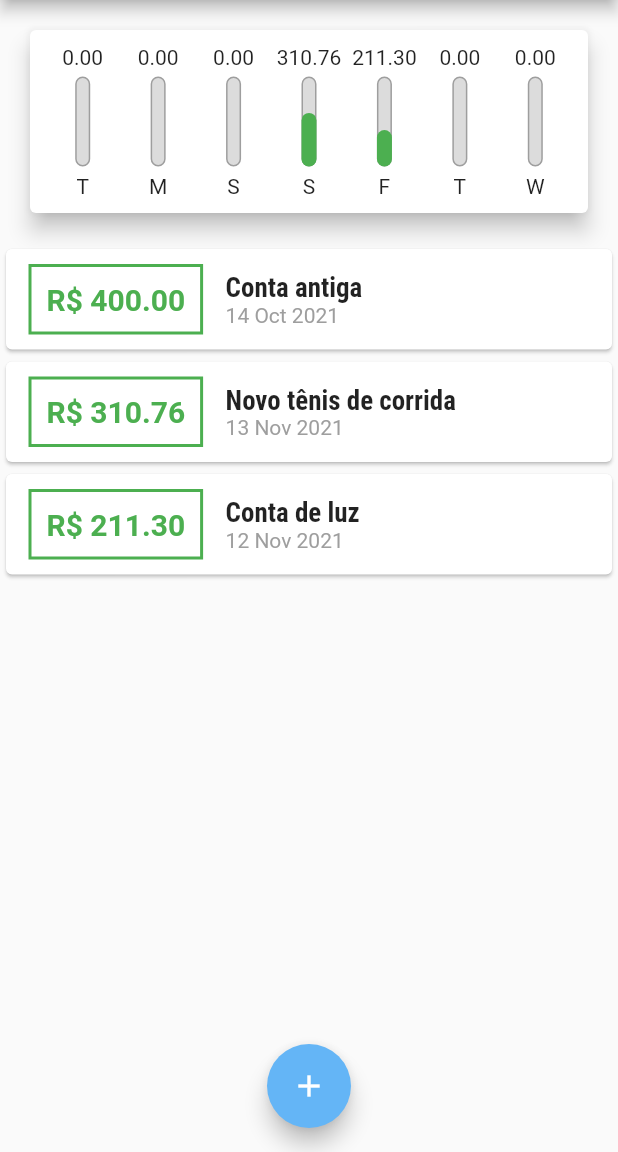
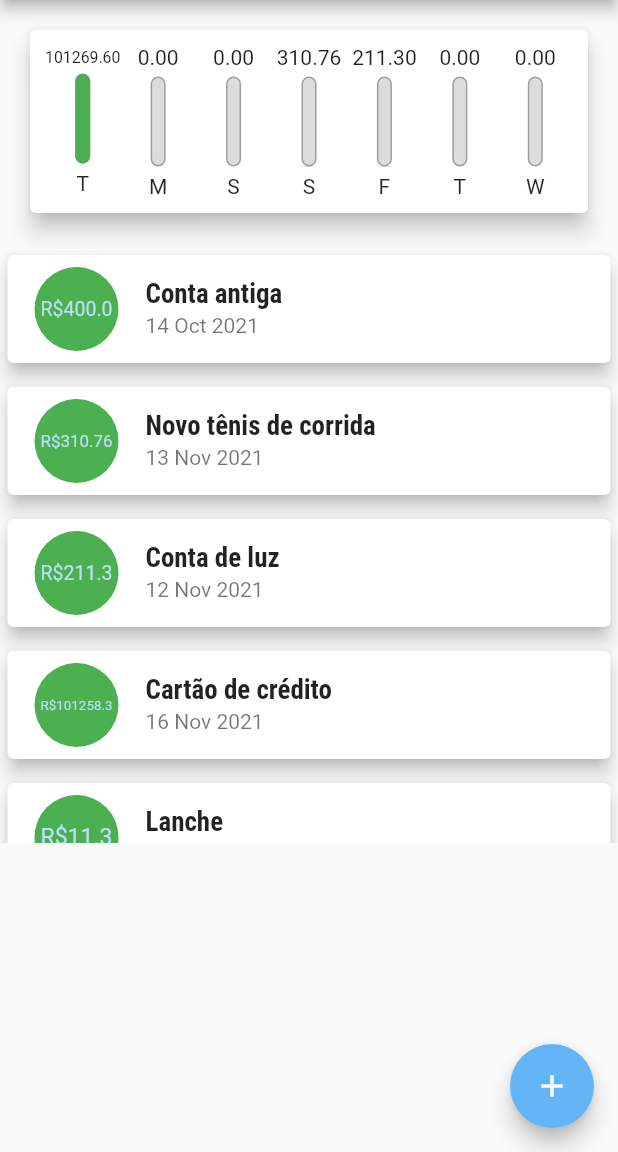
Before and after one commit to oElberte/expenses, a Flutter app: the screen it shows after launch, on a phone screen of 412 x 824 dp, the part 84-1236 px from its top. Run offline on Flutter 3.47's test engine with Material 2 defaults, Android fonts, the phone set to English and light mode, and no system bars; Roboto replaces fonts that are missing (ShipporiAntiqueB1).

Commit message:
Transaction list visual update

```diff
--- a/lib/components/transaction_list.dart
+++ b/lib/components/transaction_list.dart
@@ -35,47 +35,29 @@ class TransactionList extends StatelessWidget {
               itemBuilder: (ctx, index) {
                 final tr = transactions[index];
                 return Card(
-                  child: Row(
-                    children: [
-                      // This Container show the value of the expenses
-                      Container(
-                        margin: EdgeInsets.symmetric(
-                          horizontal: 15,
-                          vertical: 10,
+                  elevation: 5,
+                  margin: const EdgeInsets.symmetric(
+                    vertical: 8,
+                    horizontal: 5,
                   ),
-                        decoration: BoxDecoration(
-                          border: Border.all(
-                            color: Theme.of(context).colorScheme.primary,
-                            width: 2,
-                          ),
-                        ),
-                        padding: EdgeInsets.all(10),
-                        child: Text(
-                          "R\$ ${tr.value.toStringAsFixed(2)}",
-                          style: TextStyle(
-                            fontWeight: FontWeight.bold,
-                            fontSize: 20,
-                            color: Theme.of(context).colorScheme.primary,
+                  child: ListTile(
+                    leading: CircleAvatar(
+                      backgroundColor: Theme.of(context).colorScheme.primary,
+                      radius: 30,
+                      child: Padding(
+                        padding: const EdgeInsets.all(6),
+                        child: FittedBox(
+                          child: Text("R\$${tr.value}"),
                         ),
                       ),
                     ),
-                      // This Column show the title and date of the expense
-                      Column(
-                        crossAxisAlignment: CrossAxisAlignment.start,
-                        children: [
-                          Text(
+                    title: Text(
                       tr.title,
                       style: Theme.of(context).textTheme.headline6,
                     ),
-                          Text(
+                    subtitle: Text(
                       DateFormat("d MMM y").format(tr.date),
-                            style: TextStyle(
-                              color: Colors.grey,
                     ),
-                          ),
-                        ],
-                      )
-                    ],
                   ),
                 );
               },
--- a/lib/main.dart
+++ b/lib/main.dart
@@ -64,7 +64,19 @@ class _MyHomePageState extends State<MyHomePage> {
       title: "Conta de luz",
       value: 211.30,
       date: DateTime.now().subtract(Duration(days: 4)),
-    )
+    ),
+    Transaction(
+      id: "t3",
+      title: "Cartão de crédito",
+      value: 101258.30,
+      date: DateTime.now(),
+    ),
+    Transaction(
+      id: "t4",
+      title: "Lanche",
+      value: 11.30,
+      date: DateTime.now(),
+    ),
   ];
 
   List<Transaction> get _recentTransactions {
@@ -125,7 +137,7 @@ class _MyHomePageState extends State<MyHomePage> {
         onPressed: () => _openTransactionFormModal(context),
         child: const Icon(Icons.add),
       ),
-      floatingActionButtonLocation: FloatingActionButtonLocation.centerFloat,
+      floatingActionButtonLocation: FloatingActionButtonLocation.endFloat,
     );
   }
 }
```
Lines whose indentation alone changed are shown as unchanged.
